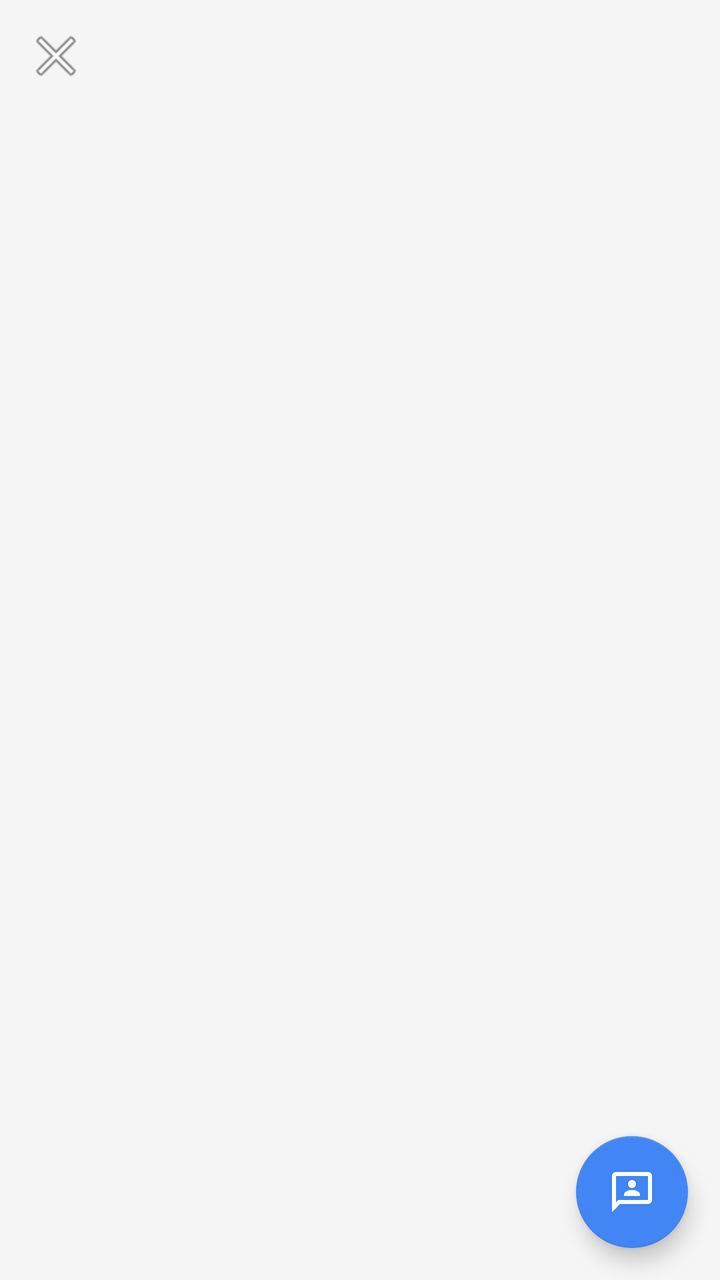
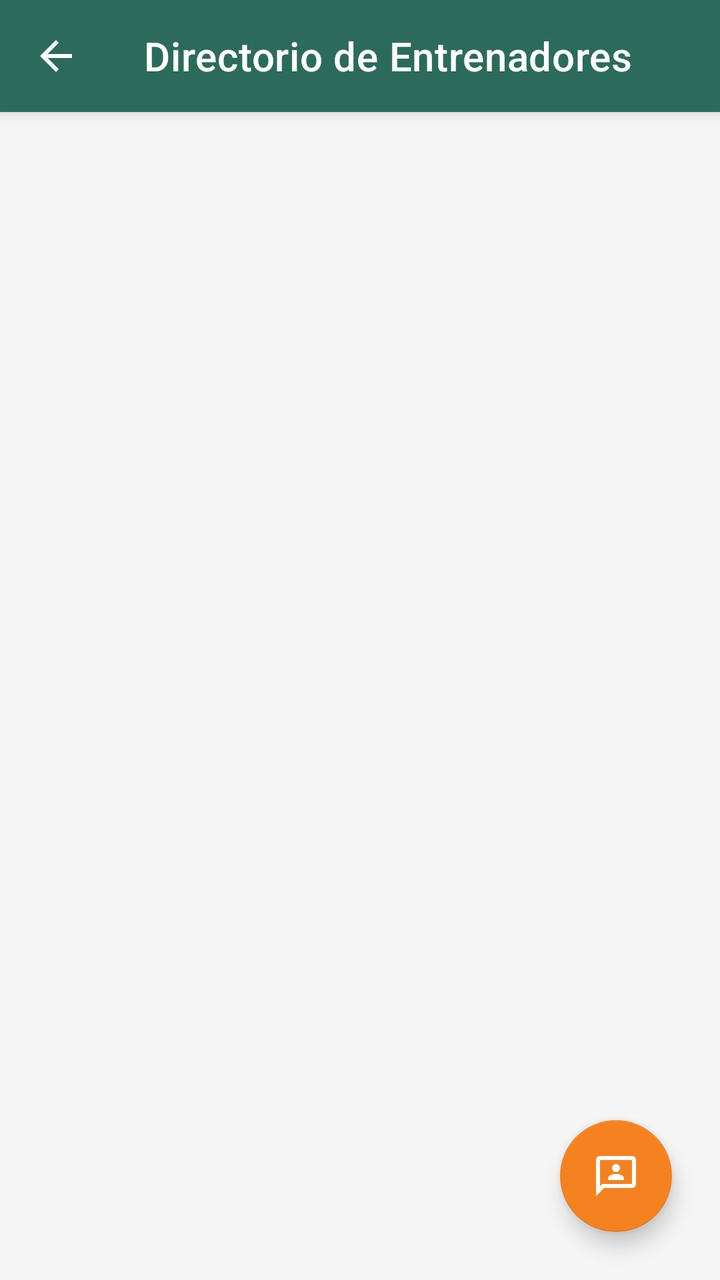

Screens rendered from an Android XML layout before and after an edit, with the pre-edit source and the edit as a unified diff.
<!-- AndroidManifest.xml: application theme Theme.GESDEP -->
<!-- res/layout/activity_coaches.xml -->
<?xml version="1.0" encoding="utf-8"?>
<androidx.coordinatorlayout.widget.CoordinatorLayout xmlns:android="http://schemas.android.com/apk/res/android"
    xmlns:app="http://schemas.android.com/apk/res-auto"
    android:layout_width="match_parent"
    android:layout_height="match_parent">

    <LinearLayout
        android:orientation="vertical"
        android:layout_width="match_parent"
        android:layout_height="match_parent">

        <com.google.android.material.appbar.MaterialToolbar
            android:id="@+id/topAppBarCoaches"
            android:layout_width="match_parent"
            android:layout_height="wrap_content"
            android:title="Entrenadores"
            app:navigationIcon="@android:drawable/ic_menu_close_clear_cancel" />

        <androidx.recyclerview.widget.RecyclerView
            android:id="@+id/rvCoaches"
            android:layout_width="match_parent"
            android:layout_height="0dp"
            android:layout_weight="1" />
    </LinearLayout>

    <com.google.android.material.floatingactionbutton.FloatingActionButton
        android:id="@+id/fabAddCoach"
        android:layout_width="wrap_content"
        android:layout_height="wrap_content"
        android:layout_margin="16dp"
        android:contentDescription="Agregar entrenador"
        app:srcCompat="@drawable/ic_person"
        app:layout_anchorGravity="bottom|end"
        app:layout_anchor="@id/rvCoaches" />

</androidx.coordinatorlayout.widget.CoordinatorLayout>
<!-- resources referenced by this layout -->
<resources>
  <!-- drawable ic_person (drawable) -->
  <vector xmlns:android="http://schemas.android.com/apk/res/android" android:height="24dp" android:tint="#000000" android:viewportHeight="960" android:viewportWidth="960" android:width="24dp">
        
      <path android:fillColor="@android:color/white" android:pathData="M320,560L640,560L640,538Q640,494 596,467Q552,440 480,440Q408,440 364,467Q320,494 320,538L320,560ZM480,400Q513,400 536.5,376.5Q560,353 560,320Q560,287 536.5,263.5Q513,240 480,240Q447,240 423.5,263.5Q400,287 400,320Q400,353 423.5,376.5Q447,400 480,400ZM80,880L80,160Q80,127 103.5,103.5Q127,80 160,80L800,80Q833,80 856.5,103.5Q880,127 880,160L880,640Q880,673 856.5,696.5Q833,720 800,720L240,720L80,880ZM206,640L800,640Q800,640 800,640Q800,640 800,640L800,160Q800,160 800,160Q800,160 800,160L160,160Q160,160 160,160Q160,160 160,160L160,685L206,640ZM160,640L160,640L160,160Q160,160 160,160Q160,160 160,160L160,160Q160,160 160,160Q160,160 160,160L160,640Q160,640 160,640Q160,640 160,640Z"/>
      
  </vector>
  <style name="Theme.GESDEP" parent="Theme.MaterialComponents.DayNight.NoActionBar">
          
          <item name="colorPrimary">@color/green_primary</item>
          <item name="colorPrimaryVariant">@color/green_dark</item>
          <item name="colorOnPrimary">@color/white</item>
  
          
          <item name="colorSecondary">@color/blue_button</item>
          <item name="colorSecondaryVariant">@color/blue_button</item>
          <item name="colorOnSecondary">@color/white</item>
  
          
          <item name="android:statusBarColor">@color/green_primary</item>
  
          
          <item name="android:windowBackground">@color/gray_light</item>
      </style>
  <color name="green_primary">#2C6B5B</color>
  <color name="green_dark">#1E4D40</color>
  <color name="white">#FFFFFF</color>
  <color name="blue_button">#4285F4</color>
  <color name="gray_light">#F5F5F5</color>
</resources>

<!-- the commit's change to res/layout/activity_coaches.xml (unified diff, before → after) -->
@@ -1,36 +1,85 @@
 <?xml version="1.0" encoding="utf-8"?>
-<androidx.coordinatorlayout.widget.CoordinatorLayout xmlns:android="http://schemas.android.com/apk/res/android"
+<androidx.coordinatorlayout.widget.CoordinatorLayout
+    xmlns:android="http://schemas.android.com/apk/res/android"
     xmlns:app="http://schemas.android.com/apk/res-auto"
+    xmlns:tools="http://schemas.android.com/tools"
     android:layout_width="match_parent"
-    android:layout_height="match_parent">
+    android:layout_height="match_parent"
+    android:background="@color/gray_light">
 
-    <LinearLayout
-        android:orientation="vertical"
+    <com.google.android.material.appbar.AppBarLayout
         android:layout_width="match_parent"
-        android:layout_height="match_parent">
+        android:layout_height="wrap_content"
+        android:theme="@style/ThemeOverlay.MaterialComponents.Dark.ActionBar">
 
         <com.google.android.material.appbar.MaterialToolbar
             android:id="@+id/topAppBarCoaches"
             android:layout_width="match_parent"
+            android:layout_height="?attr/actionBarSize"
+            android:background="@color/green_primary"
+            app:title="Directorio de Entrenadores"
+            app:titleTextColor="@color/white"
+            app:navigationIcon="@drawable/abc_ic_ab_back_material"
+            app:navigationIconTint="@color/white"/>
+    </com.google.android.material.appbar.AppBarLayout>
+
+    <androidx.recyclerview.widget.RecyclerView
+        android:id="@+id/rvCoaches"
+        android:layout_width="match_parent"
+        android:layout_height="match_parent"
+        app:layout_behavior="@string/appbar_scrolling_view_behavior"
+        android:padding="16dp"
+        android:clipToPadding="false"
+        tools:listitem="@layout/support_simple_spinner_dropdown_item"/>
+
+    <LinearLayout
+        android:id="@+id/emptyState"
+        android:layout_width="wrap_content"
+        android:layout_height="wrap_content"
+        android:layout_gravity="center"
+        android:orientation="vertical"
+        android:gravity="center"
+        android:visibility="gone"
+        tools:visibility="visible">
+
+        <ImageView
+            android:layout_width="80dp"
+            android:layout_height="80dp"
+            android:src="@drawable/ic_person"
+            app:tint="@color/gray_text"
+            android:alpha="0.5"
+            android:layout_marginBottom="16dp"
+            android:contentDescription="Sin entrenadores" />
+
+        <TextView
+            android:layout_width="wrap_content"
             android:layout_height="wrap_content"
-            android:title="Entrenadores"
-            app:navigationIcon="@android:drawable/ic_menu_close_clear_cancel" />
+            android:text="Sin entrenadores"
+            android:textSize="20sp"
+            android:textStyle="bold"
+            android:textColor="@color/orange_coach"
+            android:layout_marginBottom="8dp"/>
 
-        <androidx.recyclerview.widget.RecyclerView
-            android:id="@+id/rvCoaches"
-            android:layout_width="match_parent"
-            android:layout_height="0dp"
-            android:layout_weight="1" />
+        <TextView
+            android:layout_width="wrap_content"
+            android:layout_height="wrap_content"
+            android:text="Registra a los instructores encargados\nde las actividades."
+            android:textSize="14sp"
+            android:textColor="@color/gray_text"
+            android:gravity="center"/>
     </LinearLayout>
 
     <com.google.android.material.floatingactionbutton.FloatingActionButton
         android:id="@+id/fabAddCoach"
         android:layout_width="wrap_content"
         android:layout_height="wrap_content"
-        android:layout_margin="16dp"
+        android:layout_gravity="bottom|end"
+        android:layout_margin="24dp"
         android:contentDescription="Agregar entrenador"
-        app:srcCompat="@drawable/ic_person"
-        app:layout_anchorGravity="bottom|end"
-        app:layout_anchor="@id/rvCoaches" />
+        android:src="@drawable/ic_person"
+        app:tint="@color/white"
+        app:backgroundTint="@color/orange_coach"
+        app:elevation="6dp"
+        app:pressedTranslationZ="12dp"/>
 
 </androidx.coordinatorlayout.widget.CoordinatorLayout>
<!-- resource entries referenced after the edit -->
@@ -7,26 +7,24 @@
       
   </vector>
   <style name="Theme.GESDEP" parent="Theme.MaterialComponents.DayNight.NoActionBar">
-          
           <item name="colorPrimary">@color/green_primary</item>
           <item name="colorPrimaryVariant">@color/green_dark</item>
           <item name="colorOnPrimary">@color/white</item>
   
-          
           <item name="colorSecondary">@color/blue_button</item>
           <item name="colorSecondaryVariant">@color/blue_button</item>
           <item name="colorOnSecondary">@color/white</item>
   
-          
           <item name="android:statusBarColor">@color/green_primary</item>
   
-          
           <item name="android:windowBackground">@color/gray_light</item>
       </style>
   <color name="green_primary">#2C6B5B</color>
+  <color name="orange_coach">#F58220</color>
   <color name="green_dark">#1E4D40</color>
   <color name="white">#FFFFFF</color>
   <color name="blue_button">#4285F4</color>
   <color name="gray_light">#F5F5F5</color>
+  <color name="gray_text">#666666</color>
 </resources>
 
